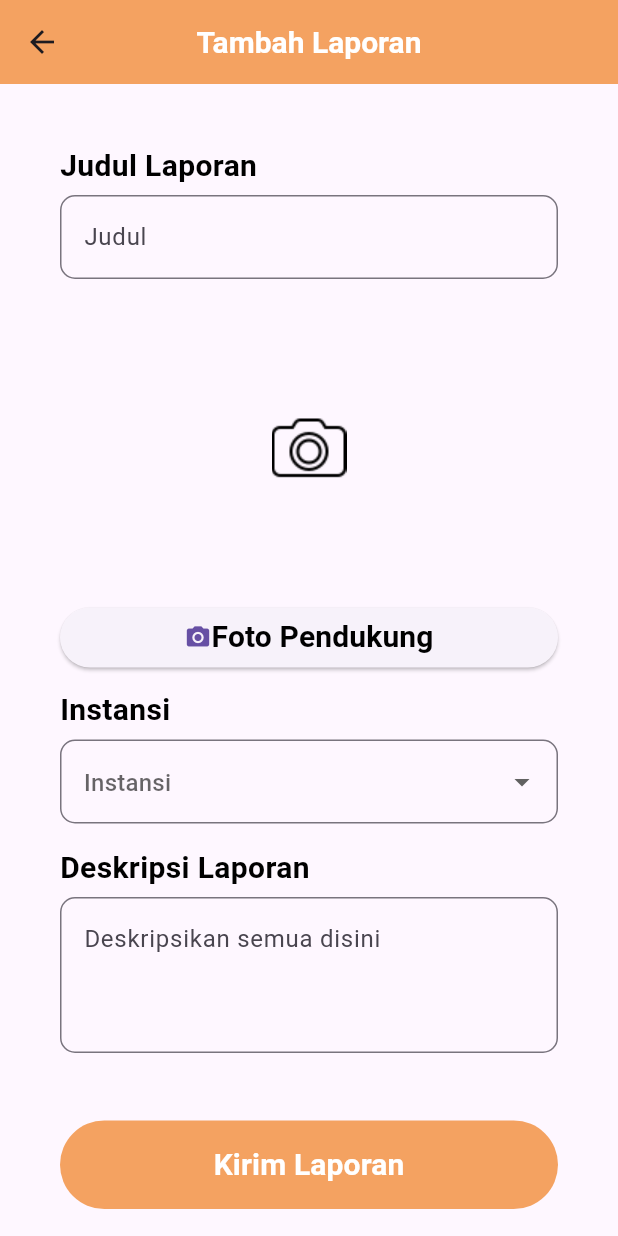
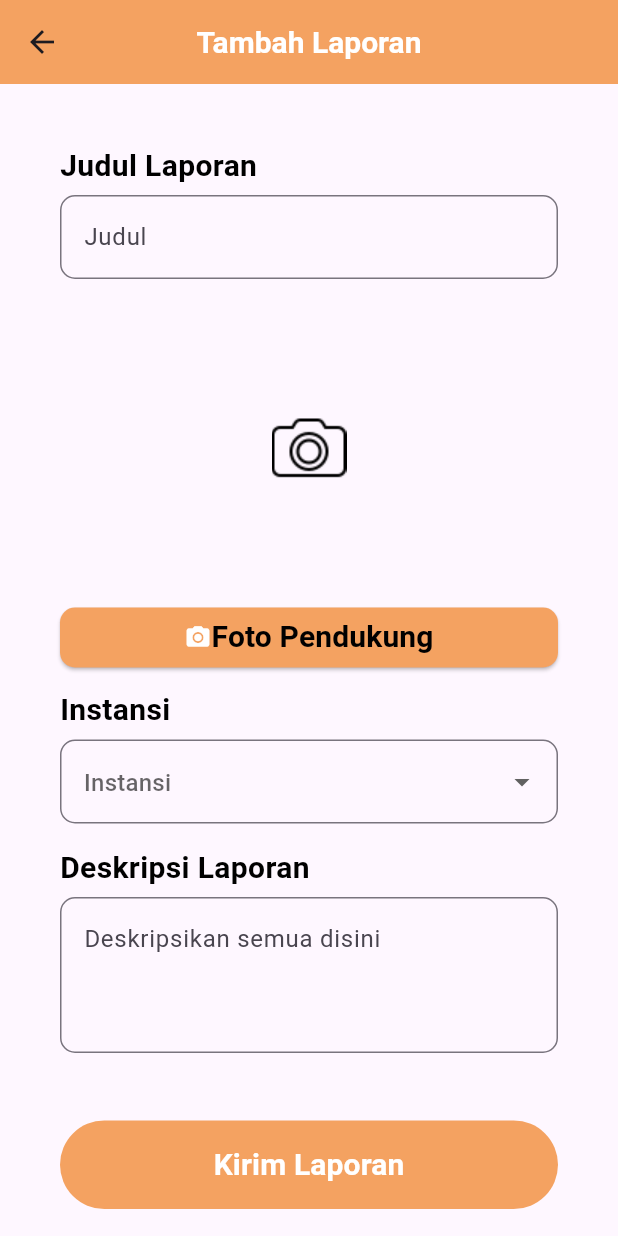
Before and after one commit to F4rR3xha/lapoor_book_a11202012487, a Flutter app: the DashboardFull screen opened directly, item 2 of the bottom bar chosen, after a tap on the "add" icon, on a phone screen of 412 x 824 dp. Run offline on Flutter 3.47's test engine with Material 3 defaults, Android fonts, the phone set to English and light mode, and no system bars; our stand-ins replace cloud_firestore, firebase_auth, firebase_core, firebase_storage, geolocator, image_picker; accounts and stored records are empty.

Commit message:
Bimbingan Karir Minggu 3

```diff
--- a/lapor_book/lib/components/input_widget.dart
+++ b/lapor_book/lib/components/input_widget.dart
@@ -1,6 +1,6 @@
 import 'package:flutter/material.dart';
 import 'styles.dart';
-
+// ignore: must_be_immutable
 class InputLayout extends StatelessWidget {
   String label;
   StatefulWidget inputField;
--- a/lapor_book/lib/components/styles.dart
+++ b/lapor_book/lib/components/styles.dart
@@ -7,7 +7,7 @@ var successColor = const Color(0xFF2A9D8F);
 var greyColor = const Color(0xFFAFAFAF);
 
 TextStyle headerStyle({int level = 1, bool dark = true}) {
-  List<double> levelSize = [30, 24, 20];
+  List<double> levelSize = [30, 24, 20, 14, 12];
   return TextStyle(
       fontSize: levelSize[level - 1],
       fontWeight: FontWeight.bold,
--- a/lapor_book/lib/main.dart
+++ b/lapor_book/lib/main.dart
@@ -3,6 +3,7 @@ import 'package:firebase_core/firebase_core.dart';
 import 'package:lapor_book/firebase_options.dart';
 import 'package:lapor_book/pages/add_form_page.dart';
 import 'package:lapor_book/pages/dashboard/dashboard_page.dart';
+import 'package:lapor_book/pages/detail_page.dart';
 import 'package:lapor_book/pages/login_page.dart';
 import 'package:lapor_book/pages/register_page.dart';
 import 'package:lapor_book/pages/splash_page.dart';
@@ -23,7 +24,7 @@ Future<void> main() async {
       '/register': (context) => const RegisterPage(),
       '/dashboard': (context) => const DashboardPage(),
       '/add': (context) => const AddFormPage(),
-      // '/detail': (context) => DetailPage(),
+      '/detail': (context) => const DetailPage(),
     },
   ));
 }
--- a/lapor_book/lib/pages/add_form_page.dart
+++ b/lapor_book/lib/pages/add_form_page.dart
@@ -1,5 +1,5 @@
+// ignore_for_file: use_build_context_synchronously, sized_box_for_whitespace
 import 'dart:io';
-
 import 'package:cloud_firestore/cloud_firestore.dart';
 import 'package:firebase_auth/firebase_auth.dart';
 import 'package:firebase_storage/firebase_storage.dart';
@@ -52,7 +52,7 @@ class _AddFormPageState extends State<AddFormPage> {
   Future<dynamic> uploadDialog(BuildContext context) {
     return showDialog(
         context: context,
-        builder: (BuildContext) {
+        builder: (context) {
           return AlertDialog(
             title: const Text('Pilih Sumber'),
             actions: [
@@ -218,6 +218,13 @@ class _AddFormPageState extends State<AddFormPage> {
                             bottom: 10,
                           ),
                           child: ElevatedButton(
+                            style: TextButton.styleFrom(
+                              backgroundColor: primaryColor,
+                              foregroundColor: Colors.white,
+                              shape: RoundedRectangleBorder(
+                                borderRadius: BorderRadius.circular(10)
+                              ),
+                            ),
                             onPressed: () {
                               uploadDialog(context);
                             },
--- a/lapor_book/lib/pages/dashboard/all_laporan_page.dart
+++ b/lapor_book/lib/pages/dashboard/all_laporan_page.dart
@@ -1,5 +1,9 @@
+// ignore_for_file: avoid_print
+import 'package:cloud_firestore/cloud_firestore.dart';
 import 'package:flutter/material.dart';
+import 'package:lapor_book/components/list_item.dart';
 import 'package:lapor_book/models/akun.dart';
+import 'package:lapor_book/models/laporan.dart';
 
 class AllLaporan extends StatefulWidget {
   final Akun akun;
@@ -10,10 +14,60 @@ class AllLaporan extends StatefulWidget {
 }
 
 class _AllLaporanState extends State<AllLaporan> {
+  final _db = FirebaseFirestore.instance;
+
+  List<Laporan> listLaporan = [];
+
+  void getLaporan() async {
+    try {
+      QuerySnapshot<Map<String, dynamic>> querySnapshot =
+          await _db.collection('laporan').get();
+      setState(() {
+        listLaporan.clear();
+        for (var documents in querySnapshot.docs) {
+          listLaporan.add(
+            Laporan(
+              uid: documents.data()['uid'],
+              docId: documents.data()['docId'],
+              judul: documents.data()['judul'],
+              instansi: documents.data()['instansi'],
+              nama: documents.data()['nama'],
+              status: documents.data()['status'],
+              tanggal: documents.data()['tanggal'].toDate(),
+              maps: documents.data()['maps'],
+              deskripsi: documents.data()['deskripsi'],
+              gambar: documents.data()['gambar'],
+            ),
+          );
+        }
+      });
+    } catch (e) {
+      print(e);
+    }
+  }
+
   @override
   Widget build(BuildContext context) {
-    return Center(
-      child: Text('All Laporan'),
+    getLaporan();
+    return SafeArea(
+      child: Container(
+        margin: const EdgeInsets.all(20),
+        child: GridView.builder(
+            gridDelegate: const SliverGridDelegateWithFixedCrossAxisCount(
+              crossAxisCount: 2,
+              crossAxisSpacing: 10,
+              mainAxisSpacing: 10,
+              childAspectRatio: 1 / 1.129,
+            ),
+            itemCount: listLaporan.length,
+            itemBuilder: (context, index) {
+              return ListItem(
+                akun: widget.akun,
+                laporan: listLaporan[index],
+                isLaporanKu: false,
+              );
+            }),
+      ),
     );
   }
 }
--- a/lapor_book/lib/pages/dashboard/dashboard_page.dart
+++ b/lapor_book/lib/pages/dashboard/dashboard_page.dart
@@ -1,3 +1,4 @@
+// ignore_for_file: unnecessary_cast, use_build_context_synchronously, avoid_print
 import 'package:cloud_firestore/cloud_firestore.dart';
 import 'package:firebase_auth/firebase_auth.dart';
 import 'package:flutter/material.dart';
@@ -12,7 +13,7 @@ class DashboardPage extends StatelessWidget {
 
   @override
   Widget build(BuildContext context) {
-    return DashboardFull();
+    return const DashboardFull();
   }
 }
 
@@ -104,7 +105,7 @@ class _DashboardFull extends State<DashboardFull> {
     return Scaffold(
       floatingActionButton: FloatingActionButton(
         backgroundColor: primaryColor,
-        child: Icon(Icons.add, size: 35),
+        child: const Icon(Icons.add, size: 35),
         onPressed: () {
           Navigator.pushNamed(context, '/add', arguments: {
             'akun': akun,
--- a/lapor_book/lib/pages/dashboard/my_laporan_page.dart
+++ b/lapor_book/lib/pages/dashboard/my_laporan_page.dart
@@ -1,5 +1,9 @@
+// ignore_for_file: avoid_print
+import 'package:cloud_firestore/cloud_firestore.dart';
 import 'package:flutter/material.dart';
+import 'package:lapor_book/components/list_item.dart';
 import 'package:lapor_book/models/akun.dart';
+import 'package:lapor_book/models/laporan.dart';
 
 class MyLaporan extends StatefulWidget {
   final Akun akun;
@@ -10,10 +14,62 @@ class MyLaporan extends StatefulWidget {
 }
 
 class _MyLaporanState extends State<MyLaporan> {
+  final _db = FirebaseFirestore.instance;
+
+  List<Laporan> listLaporan = [];
+
+  void getLaporan() async {
+    try {
+      QuerySnapshot<Map<String, dynamic>> querySnapshot = await _db
+          .collection('laporan')
+          .where('uid', isEqualTo: widget.akun.uid)
+          .get();
+      setState(() {
+        listLaporan.clear();
+        for (var documents in querySnapshot.docs) {
+          listLaporan.add(
+            Laporan(
+              uid: documents.data()['uid'],
+              docId: documents.data()['docId'],
+              judul: documents.data()['judul'],
+              instansi: documents.data()['instansi'],
+              nama: documents.data()['nama'],
+              status: documents.data()['status'],
+              tanggal: documents.data()['tanggal'].toDate(),
+              maps: documents.data()['maps'],
+              deskripsi: documents.data()['deskripsi'],
+              gambar: documents.data()['gambar'],
+            ),
+          );
+        }
+      });
+    } catch (e) {
+      print(e);
+    }
+  }
+
   @override
   Widget build(BuildContext context) {
-    return Center(
-      child: Text('My Laporan'),
+    getLaporan();
+    return SafeArea(
+      child: Container(
+        margin: const EdgeInsets.all(20),
+        child: GridView.builder(
+            gridDelegate: const SliverGridDelegateWithFixedCrossAxisCount(
+              crossAxisCount: 2,
+              crossAxisSpacing: 10,
+              mainAxisSpacing: 10,
+              childAspectRatio: 1 / 1.129,
+            ),
+            itemCount: listLaporan.length,
+            itemBuilder: (context, index) {
+              return ListItem(
+                akun: widget.akun,
+                laporan: listLaporan[index],
+                isLaporanKu: true,
+              );
+            }),
+      ),
     );
   }
 }
--- a/lapor_book/lib/pages/dashboard/profile_page.dart
+++ b/lapor_book/lib/pages/dashboard/profile_page.dart
@@ -1,3 +1,4 @@
+// ignore_for_file: sized_box_for_whitespace
 import 'package:firebase_auth/firebase_auth.dart';
 import 'package:flutter/material.dart';
 import 'package:lapor_book/components/styles.dart';
--- a/lapor_book/lib/pages/login_page.dart
+++ b/lapor_book/lib/pages/login_page.dart
@@ -1,7 +1,7 @@
+// ignore_for_file: use_key_in_widget_constructors, use_build_context_synchronously, avoid_unnecessary_containers
 import 'package:flutter/material.dart';
 import 'package:firebase_auth/firebase_auth.dart';
 import 'package:lapor_book/components/input_widget.dart';
-
 import 'package:lapor_book/components/styles.dart';
 import 'package:lapor_book/components/validators.dart';
 
@@ -62,7 +62,7 @@ class LoginPageState extends State<LoginPage> {
                     ),
                     const SizedBox(height: 50),
                     Container(
-                      margin: EdgeInsets.symmetric(horizontal: 30),
+                      margin: const EdgeInsets.symmetric(horizontal: 30),
                       child: Form(
                           key: _formKey,
                           child: Column(
@@ -87,7 +87,7 @@ class LoginPageState extends State<LoginPage> {
                                       obscureText: true,
                                       decoration: customInputDecoration(""))),
                               Container(
-                                margin: EdgeInsets.only(top: 20),
+                                margin: const EdgeInsets.only(top: 20),
                                 width: double.infinity,
                                 child: FilledButton(
                                     style: buttonStyle,
--- a/lapor_book/lib/pages/register_page.dart
+++ b/lapor_book/lib/pages/register_page.dart
@@ -1,3 +1,4 @@
+// ignore_for_file: no_leading_underscores_for_local_identifiers, use_build_context_synchronously, avoid_unnecessary_containers, avoid_print
 import 'package:cloud_firestore/cloud_firestore.dart';
 import 'package:firebase_auth/firebase_auth.dart';
 import 'package:flutter/material.dart';
```
Also changed, not shown: lapor_book/lib/components/list_item.dart (added, +161 -0 lines), lapor_book/lib/components/status_dialog.dart (added, +112 -0 lines), lapor_book/lib/pages/detail_page.dart (added, +160 -0 lines), lapor_book/lib/pages/splash_page.dart (+11 -1 lines), lapor_book/lib/firebase_options.dart, 1 other file.
